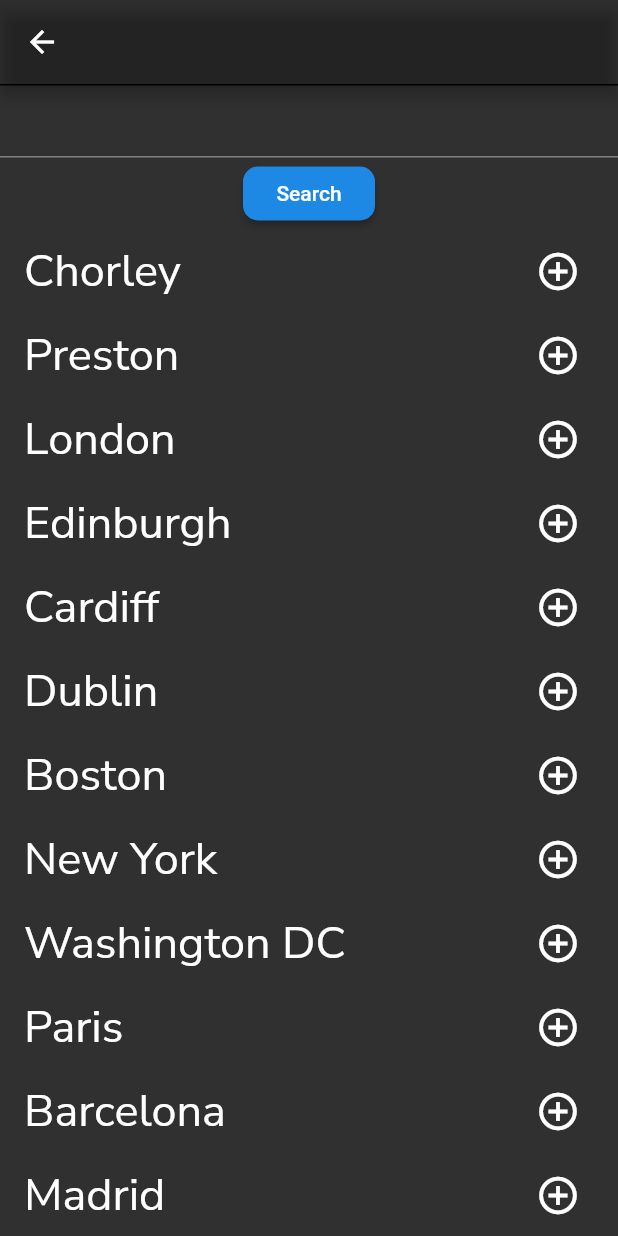
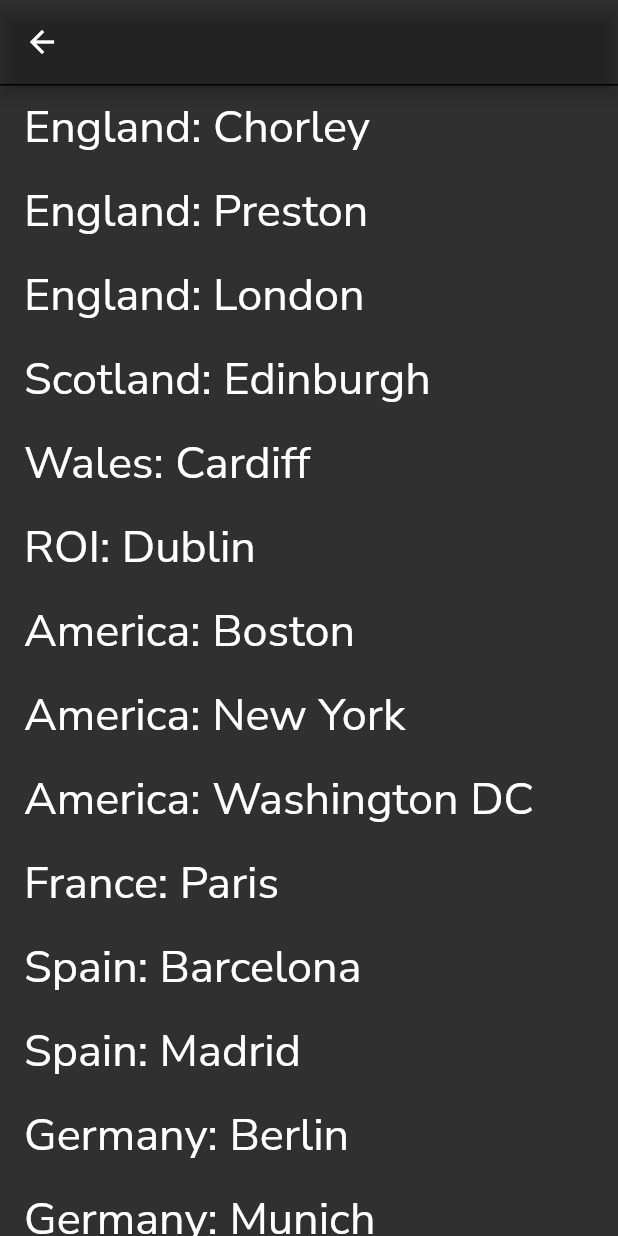
Before and after one commit to LCragg/WeatherApp_Assignment_CO2509, a Flutter app: the Locations screen opened directly, on a phone screen of 412 x 824 dp. Run offline on Flutter 3.47's test engine with Material 2 defaults, Android fonts, the light colour scheme and no system bars; our stand-ins replace google_fonts, shared_preferences; accounts and stored records are empty; network calls fail.

Commit message:
Added locations and dynamic location change

```diff
--- a/lib/Screens/Locations.dart
+++ b/lib/Screens/Locations.dart
@@ -1,5 +1,7 @@
 // ignore_for_file: deprecated_member_use
+import 'dart:developer';
 import 'Weather_app.dart';
+import 'package:provider/provider.dart';
 import 'package:flutterweatherui/Screens/Weather_app.dart';
 import 'package:flutter/material.dart';
 import 'package:google_fonts/google_fonts.dart';
@@ -10,8 +12,9 @@ class Locations extends StatefulWidget {
 }
 
 class AllLocations extends State<Locations> {
-  String value = ''; //create the variable that is used to dynamically
-  @override //change the location value on the home page.
+  String TUnit = '';
+
+  @override
   Widget build(BuildContext context) {
     return Scaffold(
       appBar: AppBar(
@@ -33,282 +36,306 @@ class AllLocations extends State<Locations> {
       ),
       body: SingleChildScrollView(
         child: Column(
-          children: <Widget>[
-            TextField(
-              onChanged: (text) {
-                value = text;
-              },
-            ),
-            RaisedButton(
-              onPressed: () {
-                Navigator.of(context).push(MaterialPageRoute(
-                  builder: (context) => MainWeatherApp(currentcity: value),
-                ));
-              },
-              shape: RoundedRectangleBorder(
-                  borderRadius: BorderRadius.circular(10)),
-              child: Text("Search"),
-            ),
+          children: [
             ListTile(
-              title:
-                  Text("Chorley", style: GoogleFonts.nunitoSans(fontSize: 30)),
-              trailing: IconButton(
-                  onPressed: () {},
-                  icon:
-                      const Icon(Icons.add_circle_outline_outlined, size: 30)),
+              title: Text("England: Chorley",
+                  style: GoogleFonts.nunitoSans(fontSize: 30)),
               onTap: () {
                 Navigator.of(context).push(MaterialPageRoute(
-                  builder: (context) => MainWeatherApp(currentcity: "Chorley"),
+                  builder: (context) => MainWeatherApp(
+                    currentcity: "Chorley",
+                    TUnit: TUnit,
+                  ),
                 ));
               },
             ),
             ListTile(
-              title:
-                  Text("Preston", style: GoogleFonts.nunitoSans(fontSize: 30)),
-              trailing: IconButton(
-                  onPressed: () {},
-                  icon:
-                      const Icon(Icons.add_circle_outline_outlined, size: 30)),
+              title: Text("England: Preston",
+                  style: GoogleFonts.nunitoSans(fontSize: 30)),
               onTap: () {
                 Navigator.of(context).push(MaterialPageRoute(
-                  builder: (context) => MainWeatherApp(currentcity: "Preston"),
+                  builder: (context) =>
+                      MainWeatherApp(currentcity: "Preston", TUnit: "Metric"),
                 ));
               },
             ),
             ListTile(
-              title:
-                  Text("London", style: GoogleFonts.nunitoSans(fontSize: 30)),
-              trailing: IconButton(
-                  onPressed: () {},
-                  icon:
-                      const Icon(Icons.add_circle_outline_outlined, size: 30)),
+              title: Text("England: London",
+                  style: GoogleFonts.nunitoSans(fontSize: 30)),
               onTap: () {
                 Navigator.of(context).push(MaterialPageRoute(
-                  builder: (context) => MainWeatherApp(currentcity: "London"),
+                  builder: (context) =>
+                      MainWeatherApp(currentcity: "London", TUnit: "Metric"),
                 ));
               },
             ),
             ListTile(
-              title: Text("Edinburgh",
+              title: Text("Scotland: Edinburgh",
                   style: GoogleFonts.nunitoSans(fontSize: 30)),
-              trailing: IconButton(
-                  onPressed: () {},
-                  icon:
-                      const Icon(Icons.add_circle_outline_outlined, size: 30)),
               onTap: () {
                 Navigator.of(context).push(MaterialPageRoute(
                   builder: (context) =>
-                      MainWeatherApp(currentcity: "Edinburgh"),
+                      MainWeatherApp(currentcity: "Edinburgh", TUnit: "Metric"),
                 ));
               },
             ),
             ListTile(
-              title:
-                  Text("Cardiff", style: GoogleFonts.nunitoSans(fontSize: 30)),
-              trailing: IconButton(
-                  onPressed: () {},
-                  icon:
-                      const Icon(Icons.add_circle_outline_outlined, size: 30)),
+              title: Text("Wales: Cardiff",
+                  style: GoogleFonts.nunitoSans(fontSize: 30)),
               onTap: () {
                 Navigator.of(context).push(MaterialPageRoute(
-                  builder: (context) => MainWeatherApp(currentcity: "Cardiff"),
+                  builder: (context) =>
+                      MainWeatherApp(currentcity: "Cardiff", TUnit: "Metric"),
                 ));
               },
             ),
             ListTile(
-              title:
-                  Text("Dublin", style: GoogleFonts.nunitoSans(fontSize: 30)),
-              trailing: IconButton(
-                  onPressed: () {},
-                  icon:
-                      const Icon(Icons.add_circle_outline_outlined, size: 30)),
+              title: Text("ROI: Dublin",
+                  style: GoogleFonts.nunitoSans(fontSize: 30)),
               onTap: () {
                 Navigator.of(context).push(MaterialPageRoute(
-                  builder: (context) => MainWeatherApp(currentcity: "Dublin"),
+                  builder: (context) =>
+                      MainWeatherApp(currentcity: "Dublin", TUnit: "Metric"),
                 ));
               },
             ),
             ListTile(
-              title:
-                  Text("Boston", style: GoogleFonts.nunitoSans(fontSize: 30)),
-              trailing: IconButton(
-                  onPressed: () {},
-                  icon:
-                      const Icon(Icons.add_circle_outline_outlined, size: 30)),
+              title: Text("America: Boston",
+                  style: GoogleFonts.nunitoSans(fontSize: 30)),
               onTap: () {
                 Navigator.of(context).push(MaterialPageRoute(
-                  builder: (context) => MainWeatherApp(currentcity: "Boston"),
+                  builder: (context) =>
+                      MainWeatherApp(currentcity: "Boston", TUnit: "Metric"),
                 ));
               },
             ),
             ListTile(
-              title:
-                  Text("New York", style: GoogleFonts.nunitoSans(fontSize: 30)),
-              trailing: IconButton(
-                  onPressed: () {},
-                  icon:
-                      const Icon(Icons.add_circle_outline_outlined, size: 30)),
+              title: Text("America: New York",
+                  style: GoogleFonts.nunitoSans(fontSize: 30)),
               onTap: () {
                 Navigator.of(context).push(MaterialPageRoute(
-                  builder: (context) => MainWeatherApp(currentcity: "New York"),
+                  builder: (context) =>
+                      MainWeatherApp(currentcity: "New York", TUnit: "Metric"),
                 ));
               },
             ),
             ListTile(
-              title: Text("Washington DC",
+              title: Text("America: Washington DC",
                   style: GoogleFonts.nunitoSans(fontSize: 30)),
-              trailing: IconButton(
-                  onPressed: () {},
-                  icon:
-                      const Icon(Icons.add_circle_outline_outlined, size: 30)),
               onTap: () {
                 Navigator.of(context).push(MaterialPageRoute(
-                  builder: (context) =>
-                      MainWeatherApp(currentcity: "Washington DC"),
+                  builder: (context) => MainWeatherApp(
+                      currentcity: "Washington DC", TUnit: "Metric"),
                 ));
               },
             ),
             ListTile(
-              title: Text("Paris", style: GoogleFonts.nunitoSans(fontSize: 30)),
-              trailing: IconButton(
-                  onPressed: () {},
-                  icon:
-                      const Icon(Icons.add_circle_outline_outlined, size: 30)),
+              title: Text("France: Paris",
+                  style: GoogleFonts.nunitoSans(fontSize: 30)),
               onTap: () {
                 Navigator.of(context).push(MaterialPageRoute(
-                  builder: (context) => MainWeatherApp(currentcity: "Paris"),
+                  builder: (context) =>
+                      MainWeatherApp(currentcity: "Paris", TUnit: "Metric"),
                 ));
               },
             ),
             ListTile(
-              title: Text("Barcelona",
+              title: Text("Spain: Barcelona",
                   style: GoogleFonts.nunitoSans(fontSize: 30)),
-              trailing: IconButton(
-                  onPressed: () {},
-                  icon:
-                      const Icon(Icons.add_circle_outline_outlined, size: 30)),
               onTap: () {
                 Navigator.of(context).push(MaterialPageRoute(
                   builder: (context) =>
-                      MainWeatherApp(currentcity: "Barcelona"),
+                      MainWeatherApp(currentcity: "Barcelona", TUnit: "Metric"),
                 ));
               },
             ),
             ListTile(
-              title:
-                  Text("Madrid", style: GoogleFonts.nunitoSans(fontSize: 30)),
-              trailing: IconButton(
-                  onPressed: () {},
-                  icon:
-                      const Icon(Icons.add_circle_outline_outlined, size: 30)),
+              title: Text("Spain: Madrid",
+                  style: GoogleFonts.nunitoSans(fontSize: 30)),
               onTap: () {
                 Navigator.of(context).push(MaterialPageRoute(
-                  builder: (context) => MainWeatherApp(currentcity: "Madrid"),
+                  builder: (context) =>
+                      MainWeatherApp(currentcity: "Madrid", TUnit: "Metric"),
                 ));
               },
             ),
             ListTile(
-              title:
-                  Text("Berlin", style: GoogleFonts.nunitoSans(fontSize: 30)),
-              trailing: IconButton(
-                  onPressed: () {},
-                  icon:
-                      const Icon(Icons.add_circle_outline_outlined, size: 30)),
+              title: Text("Germany: Berlin",
+                  style: GoogleFonts.nunitoSans(fontSize: 30)),
               onTap: () {
                 Navigator.of(context).push(MaterialPageRoute(
-                  builder: (context) => MainWeatherApp(currentcity: "Berlin"),
+                  builder: (context) =>
+                      MainWeatherApp(currentcity: "Berlin", TUnit: "Metric"),
                 ));
               },
             ),
             ListTile(
-              title:
-                  Text("Munich", style: GoogleFonts.nunitoSans(fontSize: 30)),
-              trailing: IconButton(
-                  onPressed: () {},
-                  icon:
-                      const Icon(Icons.add_circle_outline_outlined, size: 30)),
+              title: Text("Germany: Munich",
+                  style: GoogleFonts.nunitoSans(fontSize: 30)),
               onTap: () {
                 Navigator.of(context).push(MaterialPageRoute(
-                  builder: (context) => MainWeatherApp(currentcity: "Munich"),
+                  builder: (context) =>
+                      MainWeatherApp(currentcity: "Munich", TUnit: "Metric"),
                 ));
               },
             ),
             ListTile(
-              title: Text("Stockholm",
+              title: Text("Sweden: Stockholm",
                   style: GoogleFonts.nunitoSans(fontSize: 30)),
-              trailing: IconButton(
-                  onPressed: () {},
-                  icon:
-                      const Icon(Icons.add_circle_outline_outlined, size: 30)),
               onTap: () {
                 Navigator.of(context).push(MaterialPageRoute(
                   builder: (context) =>
-                      MainWeatherApp(currentcity: "Stockholm"),
+                      MainWeatherApp(currentcity: "Stockholm", TUnit: "Metric"),
                 ));
               },
             ),
             ListTile(
-              title: Text("Kyiv", style: GoogleFonts.nunitoSans(fontSize: 30)),
-              trailing: IconButton(
-                  onPressed: () {},
-                  icon:
-                      const Icon(Icons.add_circle_outline_outlined, size: 30)),
+              title: Text("Ukraine: Kyiv",
+                  style: GoogleFonts.nunitoSans(fontSize: 30)),
               onTap: () {
                 Navigator.of(context).push(MaterialPageRoute(
-                  builder: (context) => MainWeatherApp(currentcity: "Kyiv"),
+                  builder: (context) =>
+                      MainWeatherApp(currentcity: "Kyiv", TUnit: "Metric"),
                 ));
               },
             ),
             ListTile(
-              title:
-                  Text("Moscow", style: GoogleFonts.nunitoSans(fontSize: 30)),
-              trailing: IconButton(
-                  onPressed: () {},
-                  icon:
-                      const Icon(Icons.add_circle_outline_outlined, size: 30)),
+              title: Text("Russia: Moscow",
+                  style: GoogleFonts.nunitoSans(fontSize: 30)),
               onTap: () {
                 Navigator.of(context).push(MaterialPageRoute(
-                  builder: (context) => MainWeatherApp(currentcity: "Moscow"),
+                  builder: (context) =>
+                      MainWeatherApp(currentcity: "Moscow", TUnit: "Metric"),
                 ));
               },
             ),
             ListTile(
-              title: Text("Melbourne",
+              title: Text("Australia: Melbourne",
                   style: GoogleFonts.nunitoSans(fontSize: 30)),
-              trailing: IconButton(
-                  onPressed: () {},
-                  icon:
-                      const Icon(Icons.add_circle_outline_outlined, size: 30)),
               onTap: () {
                 Navigator.of(context).push(MaterialPageRoute(
                   builder: (context) =>
-                      MainWeatherApp(currentcity: "Melbourne"),
+                      MainWeatherApp(currentcity: "Melbourne", TUnit: "Metric"),
                 ));
               },
             ),
             ListTile(
-              title: Text("Seoul", style: GoogleFonts.nunitoSans(fontSize: 30)),
-              trailing: IconButton(
-                  onPressed: () {},
-                  icon:
-                      const Icon(Icons.add_circle_outline_outlined, size: 30)),
+              title: Text("South Korea: Seoul",
+                  style: GoogleFonts.nunitoSans(fontSize: 30)),
               onTap: () {
                 Navigator.of(context).push(MaterialPageRoute(
-                  builder: (context) => MainWeatherApp(currentcity: "Seoul"),
+                  builder: (context) =>
+                      MainWeatherApp(currentcity: "Seoul", TUnit: "Metric"),
                 ));
               },
             ),
             ListTile(
               title: Text("Singapore",
                   style: GoogleFonts.nunitoSans(fontSize: 30)),
-              trailing: IconButton(
-                  onPressed: () {},
-                  icon:
-                      const Icon(Icons.add_circle_outline_outlined, size: 30)),
               onTap: () {
                 Navigator.of(context).push(MaterialPageRoute(
                   builder: (context) =>
-                      MainWeatherApp(currentcity: "Singapore"),
+                      MainWeatherApp(currentcity: "Singapore", TUnit: "Metric"),
+                ));
+              },
+            ),
+            ListTile(
+              title: Text("China: Beijing",
+                  style: GoogleFonts.nunitoSans(fontSize: 30)),
+              onTap: () {
+                Navigator.of(context).push(MaterialPageRoute(
+                  builder: (context) =>
+                      MainWeatherApp(currentcity: "Beijing", TUnit: "Metric"),
+                ));
+              },
+            ),
+            ListTile(
+              title: Text("Qatar: Bahrain",
+                  style: GoogleFonts.nunitoSans(fontSize: 30)),
+              onTap: () {
+                Navigator.of(context).push(MaterialPageRoute(
+                  builder: (context) =>
+                      MainWeatherApp(currentcity: "Bahrain", TUnit: "Metric"),
+                ));
+              },
+            ),
+            ListTile(
+              title: Text("Saudi Arabia: Jeddah",
+                  style: GoogleFonts.nunitoSans(fontSize: 30)),
+              onTap: () {
+                Navigator.of(context).push(MaterialPageRoute(
+                  builder: (context) =>
+                      MainWeatherApp(currentcity: "Jeddah", TUnit: "Metric"),
+                ));
+              },
+            ),
+            ListTile(
+              title: Text("Italy: Imola",
+                  style: GoogleFonts.nunitoSans(fontSize: 30)),
+              onTap: () {
+                Navigator.of(context).push(MaterialPageRoute(
+                  builder: (context) =>
+                      MainWeatherApp(currentcity: "Imola", TUnit: "Metric"),
+                ));
+              },
+            ),
+            ListTile(
+              title:
+                  Text("Monaco", style: GoogleFonts.nunitoSans(fontSize: 30)),
+              onTap: () {
+                Navigator.of(context).push(MaterialPageRoute(
+                  builder: (context) =>
+                      MainWeatherApp(currentcity: "Monaco", TUnit: "Metric"),
+                ));
+              },
+            ),
+            ListTile(
+              title: Text("Azerbaijan: Baku",
+                  style: GoogleFonts.nunitoSans(fontSize: 30)),
+              onTap: () {
+                Navigator.of(context).push(MaterialPageRoute(
+                  builder: (context) =>
+                      MainWeatherApp(currentcity: "Baku", TUnit: "Metric"),
+                ));
+              },
+            ),
+            ListTile(
+              title: Text("Canada: Montreal",
+                  style: GoogleFonts.nunitoSans(fontSize: 30)),
+              onTap: () {
+                Navigator.of(context).push(MaterialPageRoute(
+                  builder: (context) =>
+                      MainWeatherApp(currentcity: "Montreal", TUnit: "Metric"),
+                ));
+              },
+            ),
+            ListTile(
+              title: Text("Belgium: Stavelot",
+                  style: GoogleFonts.nunitoSans(fontSize: 30)),
+              onTap: () {
+                Navigator.of(context).push(MaterialPageRoute(
+                  builder: (context) =>
+                      MainWeatherApp(currentcity: "Stavelot", TUnit: "Metric"),
+                ));
+              },
+            ),
+            ListTile(
+              title: Text("Brazil: Sao Paulo",
+                  style: GoogleFonts.nunitoSans(fontSize: 30)),
+              onTap: () {
+                Navigator.of(context).push(MaterialPageRoute(
+                  builder: (context) =>
+                      MainWeatherApp(currentcity: "Sao Paulo", TUnit: "Metric"),
+                ));
+              },
+            ),
+            ListTile(
+              title: Text("Austria: Spielberg",
+                  style: GoogleFonts.nunitoSans(fontSize: 30)),
+              onTap: () {
+                Navigator.of(context).push(MaterialPageRoute(
+                  builder: (context) =>
+                      MainWeatherApp(currentcity: "Spielberg", TUnit: "Metric"),
                 ));
               },
             ),
```
